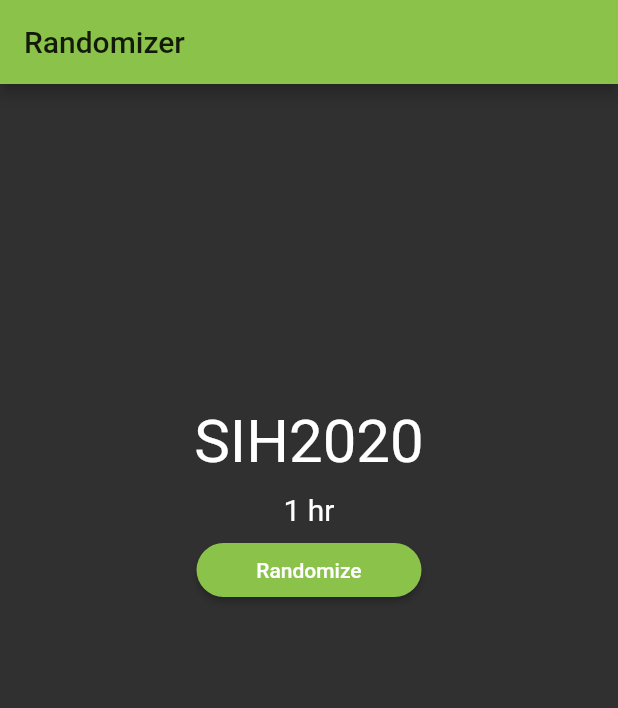
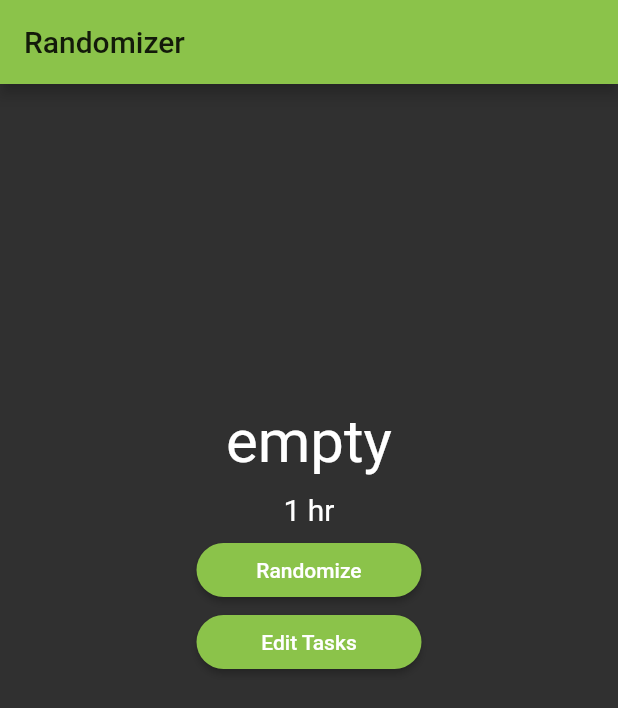
Before and after one commit to aditya-c137/Randomizer, a Flutter app: the screen it shows after launch, on a phone screen of 412 x 824 dp. Shown: the top 708 px of the screen. Run offline on Flutter 3.47's test engine with Material 2 defaults, Android fonts, the phone set to English and light mode, and no system bars.

Commit message:
Complete first stage of routing
- created base class to add custom lists
- button for editing tasks added

```diff
--- a/lib/main.dart
+++ b/lib/main.dart
@@ -1,9 +1,10 @@
 import 'package:flutter/material.dart';
 import 'dart:math';
 
-import './task.dart';
+import 'taskWidget.dart';
 import './button.dart';
 import './time.dart';
+import './tasks.dart';
 
 void main() {
   runApp(Randomizer());
@@ -17,16 +18,20 @@ class Randomizer extends StatefulWidget {
 }
 
 class _RandomizerState extends State<Randomizer> {
-  var _tasks = [
-    'SIH2020',
-    'Coursera',
-    'Nidarshan',
-    'Spyder',
-    'Robocon',
-    'ArduinoOS',
-  ];
+  var tasks = new TaskObj('empty');
 
-  var _timeToStudy = [
+  addTask() {
+    tasks.getTasks().remove('empty');
+    tasks.getTasks().join(', ');
+    tasks.addTask('SIH2020');
+    tasks.addTask('Coursera');
+    tasks.addTask('Nidarshan');
+    tasks.addTask('Spyder');
+    tasks.addTask('Robocon');
+    tasks.addTask('ArduinoOS');
+  }
+
+  var timeToStudy = [
     '1 hr',
     '30 min',
     '45 min',
@@ -41,13 +46,14 @@ class _RandomizerState extends State<Randomizer> {
   int _next(int min, int max) => min + _random.nextInt(max - min);
   void _randomEvent() {
     setState(() {
-      _taskIndex = _next(0, 6);
+      _taskIndex = _next(0, tasks.getSize());
       _timeIndex = _next(0, 5);
     });
   }
 
   @override
   Widget build(BuildContext context) {
+    print(tasks.getTasks());
     return MaterialApp(
       theme: ThemeData(
         primaryColor: Colors.lightGreen,
@@ -70,10 +76,26 @@ class _RandomizerState extends State<Randomizer> {
         body: Column(
           children: <Widget>[
             Task(
-              _tasks[_taskIndex],
+              tasks.getTasks().elementAt(_taskIndex),
             ),
-            TimeToStudy(_timeToStudy[_timeIndex]),
+            TimeToStudy(timeToStudy[_timeIndex]),
             ButtonRandomize(_randomEvent),
+            Container(
+              width: 150.0,
+              child: RaisedButton(
+                padding: EdgeInsets.only(
+                  left: 10,
+                  right: 10,
+                ),
+                child: Text('Edit Tasks'),
+                color: Colors.lightGreen,
+                textColor: Colors.white,
+                shape: new RoundedRectangleBorder(
+                  borderRadius: new BorderRadius.circular(30.0),
+                ),
+                onPressed: addTask,
+              ),
+            )
           ],
         ),
       ),
--- /dev/null
+++ b/lib/tasks.dart
@@ -0,0 +1,19 @@
+class TaskObj {
+  List<String> tasks = new List<String>();
+
+  TaskObj(String tasks) {
+    this.tasks.add(tasks);
+  }
+
+  void addTask(String s) {
+    this.tasks.add(s);
+  }
+
+  List<String> getTasks() {
+    return this.tasks;
+  }
+
+  int getSize() {
+    return this.tasks.length;
+  }
+}
```
Also changed, not shown: lib/taskWidget.dart (renamed from lib/task.dart).
